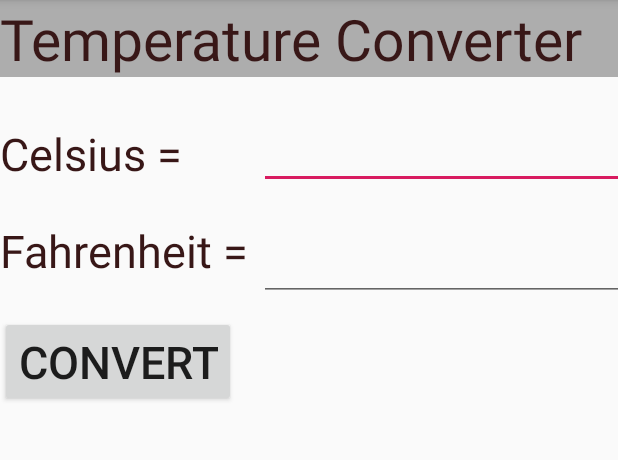
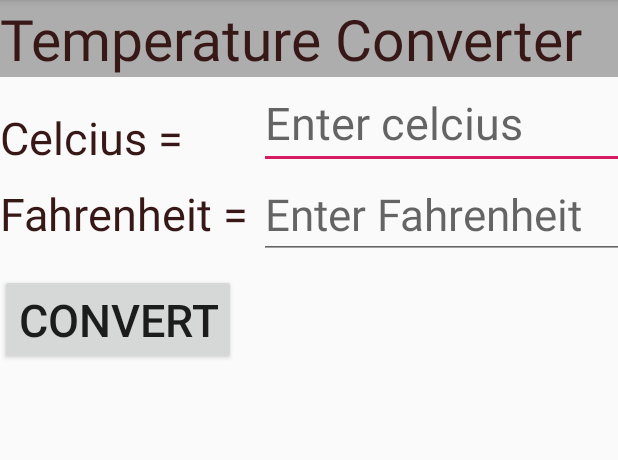
Before and after one commit to Shivam0Anand/Temprature_Calculator, an Android app: the screen it shows after launch (MainActivity), after a tap on "CONVERT", on a phone screen of 412 x 824 dp, the part 84-544 px from its top. Run offline under Robolectric (Android 15) with nearby library versions, the phone set to English and light mode, and no system bars.

Commit message:
Added Toast message

```diff
--- a/app/src/main/java/com/shivam/tempraturechanger/MainActivity.java
+++ b/app/src/main/java/com/shivam/tempraturechanger/MainActivity.java
@@ -24,7 +24,7 @@ public class MainActivity extends AppCompatActivity {
     double c;
     double f;
 
-   public void tempratureConverter(View view){
+   public void tempratureConverter(View view) {
        editCel = (EditText) findViewById(R.id.editCel);
        editFar = (EditText) findViewById(R.id.editFar);
        cResult = (TextView) findViewById(R.id.cResult);
@@ -33,17 +33,15 @@ public class MainActivity extends AppCompatActivity {
        String c_str = editCel.getText().toString();
        String f_str = editFar.getText().toString();
 
-        if(c_str.isEmpty()){
-            c=0;
-        }
-        else {
+       if (c_str.isEmpty()) {
+           c = 0;
+       } else {
            c = Double.parseDouble(c_str);
        }
 
-        if (f_str.isEmpty()){
-            f=0;
-        }
-        else
+       if (f_str.isEmpty()) {
+           f = 0;
+       } else
            f = Double.parseDouble(f_str);
 
        double cR, fR;
@@ -51,24 +49,24 @@ public class MainActivity extends AppCompatActivity {
        //cR = (f - 32) * 5 / 9;
        //fR = c * 9 / 5 + 32;
 
-        if (!c_str.isEmpty()){
+       if (!c_str.isEmpty()) {
            fR = c * 9 / 5 + 32;
-            fResult.setText((String.valueOf((double)Math.round(fR*100)/100)+"F"));
-        }
-        else{
+           fResult.setText((String.valueOf((double) Math.round(fR * 100) / 100) + "F"));
+       } else {
            //cR = (f - 32) * 5 / 9;
            fResult.setText(" ");
        }
-        if (!f_str.isEmpty()){
+       if (!f_str.isEmpty()) {
            cR = (f - 32) * 5 / 9;
-            cResult.setText(String.valueOf((double)Math.round(cR*100)/100) + "C");
+           cResult.setText(String.valueOf((double) Math.round(cR * 100) / 100) + "C");
+       } else{
+           cResult.setText(" ");
        }
-        else
-            cResult.setText(" ");
+       if(c==0 && f==0){
+           Toast.makeText(getApplicationContext(),"Enter Value", Toast.LENGTH_LONG).show();
+       }
+   }
 
-        //cResult.setText(String.valueOf(cR)+"C");
-        //fResult.setText(String.valueOf(fR)+"F");
-    }
 
     @Override
     protected void onCreate(Bundle savedInstanceState) {
--- a/app/src/main/res/layout-small/textarea.xml
+++ b/app/src/main/res/layout-small/textarea.xml
@@ -16,7 +16,7 @@
         android:id="@+id/celcius"
         android:layout_width="wrap_content"
         android:layout_height="wrap_content"
-        android:text="Celsius = "
+        android:text="Celcius = "
         android:layout_column="0"
         android:layout_row="0"
         android:textSize="30sp"
@@ -28,10 +28,11 @@
         android:layout_width="wrap_content"
         android:layout_height="wrap_content"
         android:layout_row="0"
-        android:textSize="40sp"
         android:layout_column="1"
         android:ems="10"
-        android:inputType="number" />
+        android:hint="@string/celcius_editor"
+        android:inputType="number"
+        android:textSize="30sp" />
 
     <TextView
         android:id="@+id/Fahrenheit"
@@ -48,9 +49,10 @@
         android:layout_width="wrap_content"
         android:layout_height="wrap_content"
         android:layout_row="1"
-        android:textSize="40sp"
+        android:textSize="29sp"
         android:layout_column="1"
         android:ems="10"
+        android:hint="@string/faren_editor"
         android:inputType="number" />
 
     <Button
--- a/app/src/main/res/values/strings.xml
+++ b/app/src/main/res/values/strings.xml
@@ -2,4 +2,6 @@
     <string name="app_name">Temprature Changer</string>
     <string name="action_settings">Settings</string>
     <string name="temprature_controller">Temprature Controller</string>
+    <string name="celcius_editor">Enter celcius</string>
+    <string name="faren_editor">Enter Fahrenheit</string>
 </resources>
```
Lines whose indentation alone changed are shown as unchanged.
